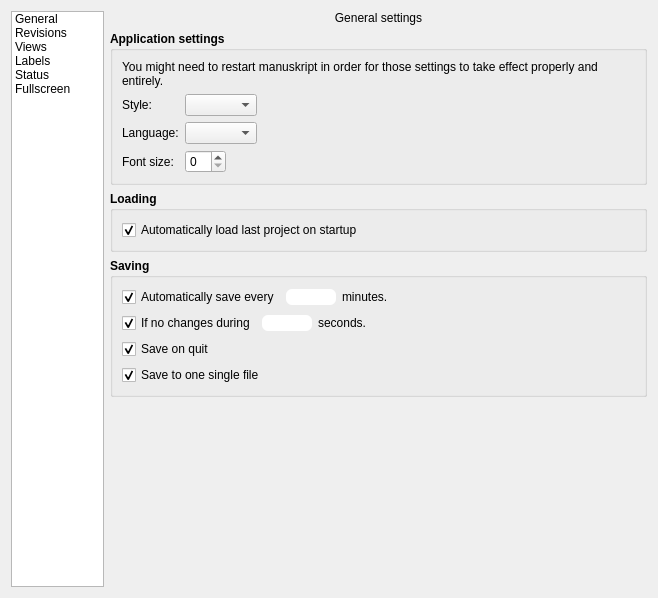
Old version of the form manuskript/ui/settings_ui.ui in the repository olivierkes/manuskript.
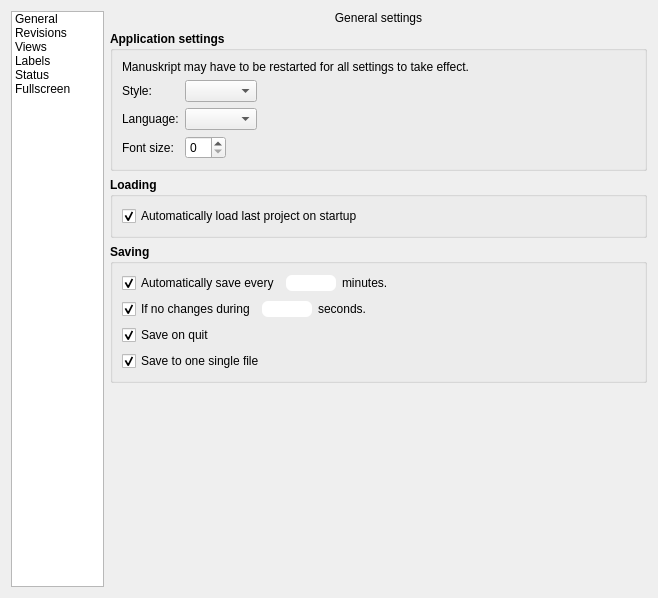
New version of the form. The open tabs and pages were chosen to show the change. Icons and pictures are not drawn.

Commit message: Spelling: Manuscript, may have to be restarted

Diff of the .ui file:
```diff
--- a/manuskript/ui/settings_ui.ui
+++ b/manuskript/ui/settings_ui.ui
@@ -179,7 +179,7 @@
              </font>
             </property>
             <property name="text">
-             <string>You might need to restart manuskript in order for those settings to take effect properly and entirely.</string>
+             <string>Manuskript may have to be restarted for all settings to take effect.</string>
             </property>
             <property name="wordWrap">
              <bool>true</bool>
```
